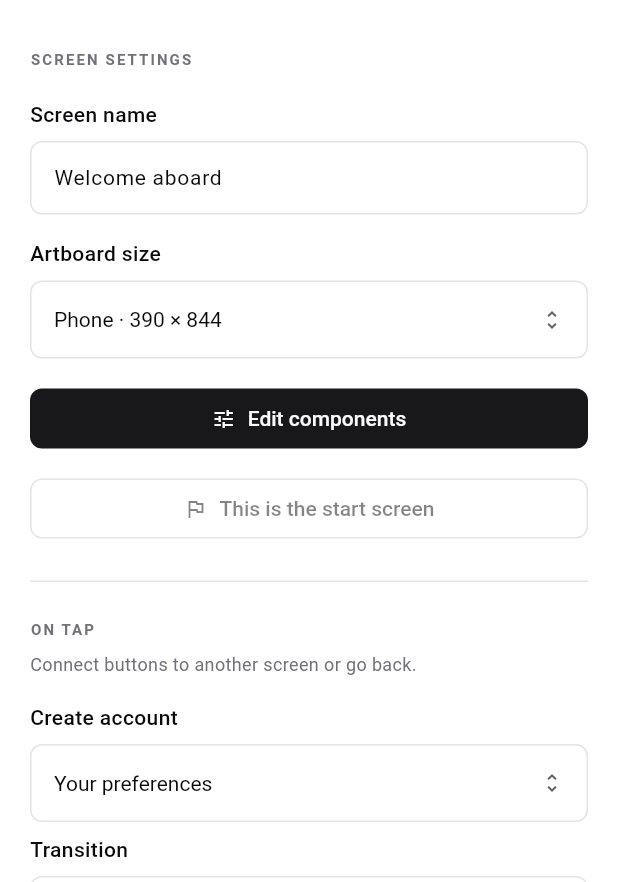
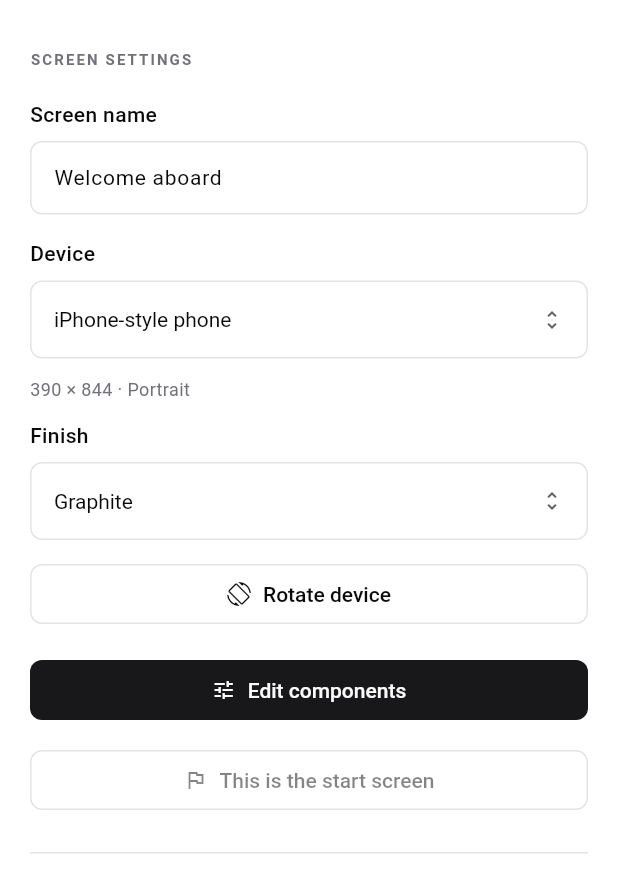
Before and after one commit to Jeccoman/flappa, a Flutter app: the StudioPage screen opened directly with empty values, after a tap on "Screens", after a tap on "Canvas", after a tap on "Properties", on a phone screen of 412 x 824 dp, the part 354-1236 px from its top. Run offline on Flutter 3.47's test engine with Material 3 defaults, Android fonts, the phone set to English and light mode, and no system bars; missing offline and left inert: dart:js_interop.

Commit message:
Add device selection rotation and framed PNG exports

```diff
--- a/example/lib/playground/studio_page.dart
+++ b/example/lib/playground/studio_page.dart
@@ -9,6 +9,7 @@ import 'package:flutter/services.dart';
 import '../platform/browser.dart' as browser;
 import '../site/site_widgets.dart';
 import 'document.dart';
+import 'devices.dart';
 import 'canvas_editor.dart';
 import 'studio_drag.dart';
 import 'playground_page.dart';
@@ -104,8 +105,8 @@ class _StudioPageState extends State<StudioPage> {
         (s) => Rect.fromLTWH(
           s.position.dx,
           s.position.dy,
-          s.size.width,
-          s.size.height + 48,
+          s.frameSize.width,
+          s.frameSize.height + 48,
         ),
       )
       .reduce((a, b) => a.expandToInclude(b));
@@ -500,9 +501,62 @@ class _StudioPageState extends State<StudioPage> {
         ),
         const SizedBox(height: 16),
         FField(
+          label: 'Device',
+          child: FSelect<String>(
+            key: ValueKey('device-${screen.id}'),
+            value: screen.deviceId,
+            items: {
+              for (final device in CanvasDevice.all) device.id: device.label,
+            },
+            onChanged: (value) {
+              if (value == null) return;
+              _controller.update(screen.withDevice(CanvasDevice.find(value)!));
+              _fit(selected: true);
+            },
+          ),
+        ),
+        if (screen.device.kind != DeviceKind.none) ...[
+          const SizedBox(height: 12),
+          Text(
+            '${screen.size.width.round()} × ${screen.size.height.round()} · ${screen.device.canRotate ? (screen.landscape ? 'Landscape' : 'Portrait') : 'Landscape'}',
+            style: TextStyle(fontSize: 12, color: c.mutedForeground),
+          ),
+          const SizedBox(height: 12),
+          FField(
+            label: 'Finish',
+            child: FSelect<DeviceFinish>(
+              value: screen.finish,
+              items: const {
+                DeviceFinish.graphite: 'Graphite',
+                DeviceFinish.silver: 'Silver',
+                DeviceFinish.blue: 'Blue',
+              },
+              onChanged: (value) {
+                if (value != null) {
+                  _controller.update(screen.copyWith(finish: value));
+                }
+              },
+            ),
+          ),
+          if (screen.device.canRotate) ...[
+            const SizedBox(height: 12),
+            FButton(
+              variant: FButtonVariant.outline,
+              leading: const Icon(Icons.screen_rotation_outlined),
+              onPressed: () {
+                _controller.update(screen.rotated());
+                _fit(selected: true);
+              },
+              child: const Text('Rotate device'),
+            ),
+          ],
+        ],
+        if (screen.device.kind == DeviceKind.none)
+          FField(
             label: 'Artboard size',
             child: FSelect<String>(
-            value: '${screen.size.width.round()}x${screen.size.height.round()}',
+              value:
+                  '${screen.size.width.round()}x${screen.size.height.round()}',
               items: {
                 '390x844': 'Phone · 390 × 844',
                 '768x1024': 'Tablet · 768 × 1024',
@@ -677,8 +731,8 @@ class _StudioPageState extends State<StudioPage> {
     return Positioned(
       left: _position(screen).dx,
       top: _position(screen).dy,
-      width: screen.size.width,
-      height: screen.size.height + 48,
+      width: screen.frameSize.width,
+      height: screen.frameSize.height + 48,
       child: Column(
         children: [
           GestureDetector(
@@ -766,13 +820,17 @@ class _StudioPageState extends State<StudioPage> {
           Expanded(
             child: Container(
               foregroundDecoration: BoxDecoration(
-                border: Border.all(
+                border: screen.device.kind != DeviceKind.none
+                    ? null
+                    : Border.all(
                         color: selected ? c.foreground : c.border,
                         width: selected ? 2 : 1,
                       ),
               ),
               decoration: BoxDecoration(
-                boxShadow: [
+                boxShadow: screen.device.kind != DeviceKind.none
+                    ? []
+                    : [
                         BoxShadow(
                           color: Colors.black.withValues(alpha: .05),
                           blurRadius: 24,
@@ -788,7 +846,12 @@ class _StudioPageState extends State<StudioPage> {
                   onDoubleTap: () => _edit(screen),
                   child: RepaintBoundary(
                     key: _images.putIfAbsent(screen.id, GlobalKey.new),
-                    child: ClipRect(
+                    child: DeviceFrame(
+                      device: screen.device,
+                      screenSize: screen.size,
+                      landscape: screen.landscape,
+                      finish: screen.finish,
+                      dark: screen.document.dark,
                       child: _arrange && !_capturing
                           ? DraggableArtboard(
                               key: ValueKey('editable-${screen.id}'),
@@ -1156,9 +1219,11 @@ class _FlowPainter extends CustomPainter {
         if (target == null || target.id == screen.id) continue;
         final forward = position(target).dx >= position(screen).dx;
         final start =
-            position(screen) + Offset(forward ? screen.size.width : 0, 100);
+            position(screen) +
+            Offset(forward ? screen.frameSize.width : 0, 100);
         final end =
-            position(target) + Offset(forward ? 0 : target.size.width, 100);
+            position(target) +
+            Offset(forward ? 0 : target.frameSize.width, 100);
         final bend =
             math.max(64.0, (end.dx - start.dx).abs() / 2) * (forward ? 1 : -1);
         final path = Path()
```
Lines whose indentation alone changed are shown as unchanged.
